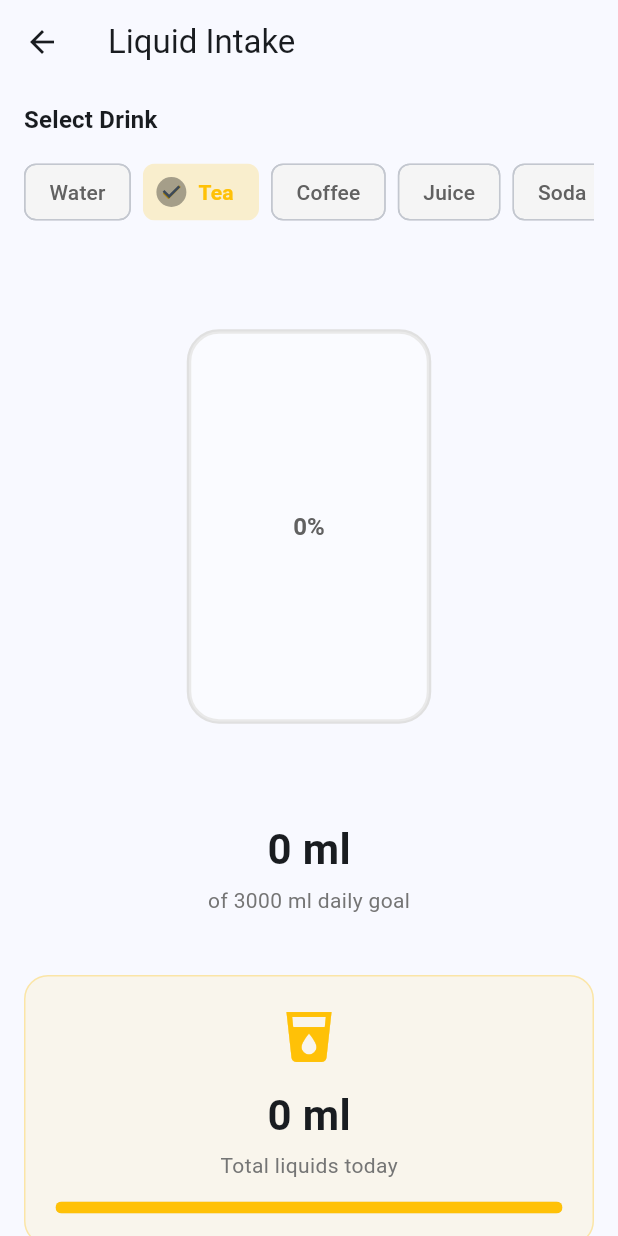
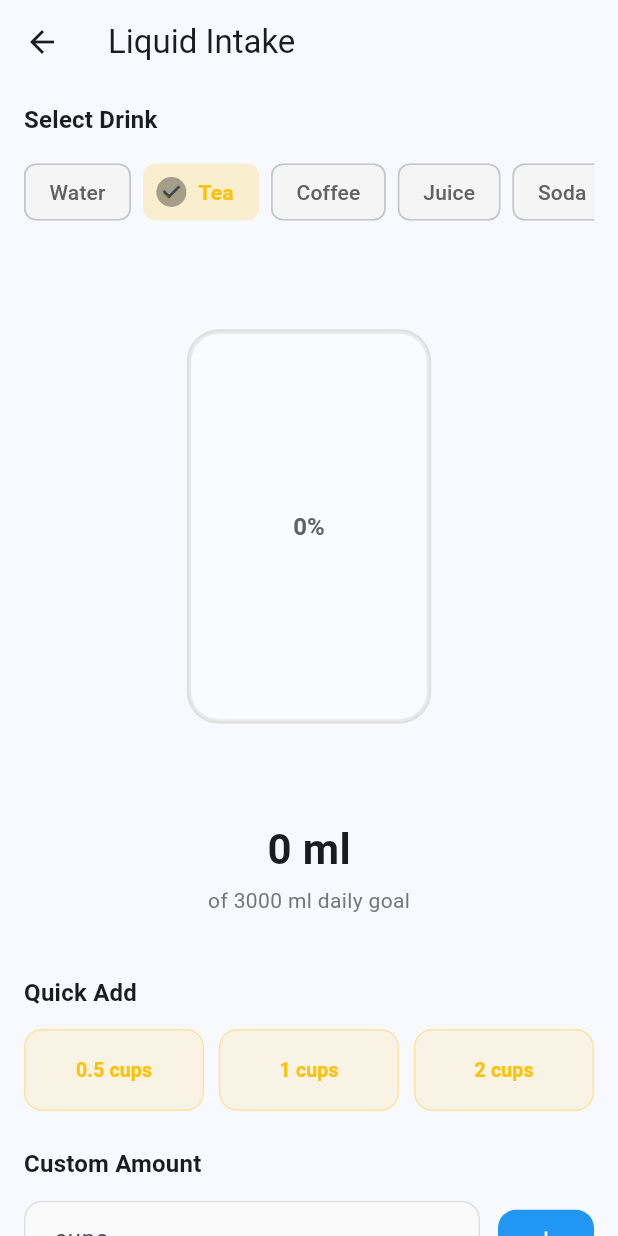
Before and after one commit to CODEMASTERSTACK/fitc, a Flutter app: the WaterScreen screen opened directly, after a tap on "Tea", on a phone screen of 412 x 824 dp. Run offline on Flutter 3.47's test engine with Material 3 defaults, Android fonts, the phone set to English and light mode, and no system bars; our stand-ins replace shared_preferences; accounts and stored records are empty.

Commit message:
making minor changes in screens

```diff
--- a/lib/screens/water_screen.dart
+++ b/lib/screens/water_screen.dart
@@ -213,59 +213,6 @@ class _LiquidTabContentState extends State<LiquidTabContent> {
                     ],
                   ),
                 ],
-              );
-            },
-          ),
-
-          const SizedBox(height: 28),
-
-          // Daily Goal Progress
-          Consumer<WaterProvider>(
-            builder: (context, waterProvider, _) {
-              return Container(
-                margin: const EdgeInsets.symmetric(horizontal: 16),
-                padding: const EdgeInsets.all(20),
-                decoration: BoxDecoration(
-                  color: _getDrinkColor(selectedDrink).withOpacity(0.08),
-                  borderRadius: BorderRadius.circular(16),
-                  border: Border.all(
-                    color: _getDrinkColor(selectedDrink).withOpacity(0.3),
-                  ),
-                ),
-                child: Column(
-                  children: [
-                    Icon(
-                      Icons.local_drink,
-                      size: 40,
-                      color: _getDrinkColor(selectedDrink),
-                    ),
-                    const SizedBox(height: 12),
-                    Text(
-                      '${waterProvider.totalLiquidsToday.toStringAsFixed(0)} ml',
-                      style: const TextStyle(
-                        fontSize: 28,
-                        fontWeight: FontWeight.bold,
-                      ),
-                    ),
-                    const SizedBox(height: 4),
-                    Text(
-                      'Total liquids today',
-                      style: TextStyle(fontSize: 14, color: Colors.grey[600]),
-                    ),
-                    const SizedBox(height: 14),
-                    ClipRRect(
-                      borderRadius: BorderRadius.circular(6),
-                      child: LinearProgressIndicator(
-                        value: 1.0,
-                        minHeight: 8,
-                        backgroundColor: Colors.grey[300],
-                        valueColor: AlwaysStoppedAnimation<Color>(
-                          _getDrinkColor(selectedDrink),
-                        ),
-                      ),
-                    ),
-                  ],
-                ),
               );
             },
           ),
--- a/lib/widgets/animated_water_glass.dart
+++ b/lib/widgets/animated_water_glass.dart
@@ -181,32 +181,96 @@ class WaterGlassPainter extends CustomPainter {
 
     // Draw water with wave effect at top
     if (waterLevel > 0) {
-      // Water body
+      // Water body with rounded corners matching glass
       final waterPath = Path();
-      waterPath.moveTo(glassMargin + glassThickness / 2, waterTop);
+      final innerRadius = borderRadius - glassThickness;
 
-      // Add wave effect if water is moving
+      // Start from left side with curve
+      waterPath.moveTo(
+        glassMargin + glassThickness / 2,
+        waterTop + innerRadius,
+      );
+
+      // Top-left arc (only if water doesn't fill to top)
+      if (waterTop > glassMargin + glassThickness / 2) {
+        waterPath.arcToPoint(
+          Offset(glassMargin + glassThickness / 2 + innerRadius, waterTop),
+          radius: Radius.circular(innerRadius),
+          clockwise: true,
+        );
+      }
+
+      // Top edge with wave effect if overflowing
       if (isOverflowing) {
-        final waveAmount = 3.0 * sin(overflowAnimation * 2 * pi);
-        waterPath.quadraticBezierTo(
-          width / 2,
-          waterTop + waveAmount,
-          width - glassMargin - glassThickness / 2,
+        // Create organic wave shape for overflow effect
+        const waveSegments = 30;
+        for (int i = 0; i <= waveSegments; i++) {
+          final progress = i / waveSegments;
+          final x =
+              (glassMargin + glassThickness / 2 + innerRadius) +
+              progress *
+                  (width - glassMargin * 2 - glassThickness - innerRadius * 2);
+
+          // Multiple sine waves for natural splash effect
+          final wave1 = sin(progress * pi + overflowAnimation * 2 * pi) * 2.5;
+          final wave2 =
+              sin(progress * pi * 2 + overflowAnimation * 3 * pi) * 1.5;
+          final y = waterTop + wave1 + wave2;
+
+          if (i == 0) {
+            waterPath.lineTo(x, y);
+          } else {
+            waterPath.lineTo(x, y);
+          }
+        }
+      } else {
+        waterPath.lineTo(
+          width - glassMargin - glassThickness / 2 - innerRadius,
           waterTop,
         );
-      } else {
-        waterPath.lineTo(width - glassMargin - glassThickness / 2, waterTop);
+        // Top-right arc
+        waterPath.arcToPoint(
+          Offset(
+            width - glassMargin - glassThickness / 2,
+            waterTop + innerRadius,
+          ),
+          radius: Radius.circular(innerRadius),
+          clockwise: true,
+        );
       }
 
-      // Close the water shape
+      // Right side
       waterPath.lineTo(
         width - glassMargin - glassThickness / 2,
+        height - glassMargin - glassThickness / 2 - innerRadius,
+      );
+
+      // Bottom-right arc
+      waterPath.arcToPoint(
+        Offset(
+          width - glassMargin - glassThickness / 2 - innerRadius,
+          height - glassMargin - glassThickness / 2,
+        ),
+        radius: Radius.circular(innerRadius),
+        clockwise: true,
+      );
+
+      // Bottom edge
+      waterPath.lineTo(
+        glassMargin + glassThickness / 2 + innerRadius,
         height - glassMargin - glassThickness / 2,
       );
-      waterPath.lineTo(
-        glassMargin + glassThickness / 2,
-        height - glassMargin - glassThickness / 2,
+
+      // Bottom-left arc
+      waterPath.arcToPoint(
+        Offset(
+          glassMargin + glassThickness / 2,
+          height - glassMargin - glassThickness / 2 - innerRadius,
+        ),
+        radius: Radius.circular(innerRadius),
+        clockwise: true,
       );
+
       waterPath.close();
 
       // Draw water with gradient
@@ -287,36 +351,67 @@ class PuddlePainter extends CustomPainter {
     final width = size.width;
     final height = size.height;
 
-    // Create puddle shape that spreads and fills from bottom
-    final puddleHeight =
-        height * (fillAnimation * overflowAmount * 2).clamp(0.0, 1.0);
-    final puddleWidth = width * (fillAnimation + 0.3);
+    // Draw "WATER OVERFLOW" label
+    final textPainter = TextPainter(
+      text: TextSpan(
+        text: '⚠ WATER OVERFLOW',
+        style: TextStyle(
+          color: waterColor,
+          fontSize: 12,
+          fontWeight: FontWeight.w700,
+          letterSpacing: 0.5,
+        ),
+      ),
+      textDirection: TextDirection.ltr,
+    );
+    textPainter.layout();
+    textPainter.paint(
+      canvas,
+      Offset(width / 2 - textPainter.width / 2, height * 0.15),
+    );
 
-    // Center puddle horizontally
-    final puddleLeft = (width - puddleWidth) / 2;
+    // Create organic splash shapes coming from top center
+    final centerX = width / 2;
+    final splashTopY = height * 0.12;
 
-    // Create puddle path with wave effect
+    // Main puddle at bottom
+    final puddleHeight = height * 0.25 * fillAnimation.clamp(0.0, 1.0);
+    final baseWidth = width * (0.6 + fillAnimation * 0.3);
+    final puddleLeft = (width - baseWidth) / 2;
+
+    // Draw main puddle with irregular organic shape
     final puddlePath = Path();
-    puddlePath.moveTo(puddleLeft, height - puddleHeight);
 
-    // Add wavy top edge
-    const segments = 20;
-    for (int i = 0; i <= segments; i++) {
-      final x = puddleLeft + (puddleWidth / segments) * i;
-      final waveY = sin((i / segments) * pi + fillAnimation * 2 * pi) * 4;
-      puddlePath.lineTo(x, height - puddleHeight + waveY);
+    // Create puddle with wavy edges
+    const puddleSegments = 40;
+    for (int i = 0; i <= puddleSegments; i++) {
+      final progress = i / puddleSegments;
+      final x = puddleLeft + progress * baseWidth;
+
+      // Multiple layered sine waves for organic look
+      final wave1 = sin(progress * pi + fillAnimation * 2.5 * pi) * 3;
+      final wave2 = sin(progress * pi * 2 + fillAnimation * 1.5 * pi) * 2;
+      final wave3 = sin(progress * pi * 3 + fillAnimation * 3 * pi) * 1.5;
+
+      final y = height - puddleHeight + wave1 + wave2 + wave3;
+
+      if (i == 0) {
+        puddlePath.moveTo(x, y);
+      } else {
+        puddlePath.lineTo(x, y);
+      }
     }
 
-    // Close the puddle
-    puddlePath.lineTo(puddleLeft + puddleWidth, height);
+    // Close puddle to bottom
+    puddlePath.lineTo(puddleLeft + baseWidth, height);
     puddlePath.lineTo(puddleLeft, height);
     puddlePath.close();
 
-    // Draw puddle with gradient
-    final gradient = LinearGradient(
-      begin: Alignment.topCenter,
-      end: Alignment.bottomCenter,
-      colors: [waterColor.withOpacity(0.4), waterColor.withOpacity(0.6)],
+    // Draw puddle with radial gradient for depth
+    final gradient = RadialGradient(
+      center: Alignment(0, 0.6),
+      radius: 1.0,
+      colors: [waterColor.withOpacity(0.5), waterColor.withOpacity(0.25)],
     );
 
     canvas.drawPath(
@@ -326,19 +421,53 @@ class PuddlePainter extends CustomPainter {
           Rect.fromLTWH(
             puddleLeft,
             height - puddleHeight,
-            puddleWidth,
+            baseWidth,
             puddleHeight,
           ),
         ),
     );
 
-    // Add shine to puddle
+    // Draw water drops/splashes
+    const dropCount = 5;
+    for (int i = 0; i < dropCount; i++) {
+      final angle = (i / dropCount) * pi * 2 + fillAnimation * 2 * pi;
+      final distance = 30 + sin(fillAnimation * 3 * pi) * 10;
+
+      final dropX = centerX + cos(angle) * distance;
+      final dropY =
+          splashTopY +
+          sin(angle) * distance * 0.7 +
+          sin(fillAnimation * 2 * pi) * 15;
+
+      final dropSize = 2 + sin(fillAnimation * 2 * pi + i) * 1.5;
+
+      canvas.drawCircle(
+        Offset(dropX, dropY),
+        dropSize,
+        Paint()
+          ..color = waterColor.withOpacity(0.6)
+          ..maskFilter = MaskFilter.blur(BlurStyle.normal, 1),
+      );
+    }
+
+    // Add shine effect on puddle
+    final shineGradient = LinearGradient(
+      begin: Alignment.topLeft,
+      end: Alignment.bottomRight,
+      colors: [Colors.white.withOpacity(0.2), Colors.white.withOpacity(0.05)],
+    );
+
     canvas.drawPath(
       puddlePath,
       Paint()
-        ..color = Colors.white.withOpacity(0.1)
-        ..style = PaintingStyle.stroke
-        ..strokeWidth = 1.0,
+        ..shader = shineGradient.createShader(
+          Rect.fromLTWH(
+            puddleLeft,
+            height - puddleHeight,
+            baseWidth,
+            puddleHeight,
+          ),
+        ),
     );
   }
 
```
